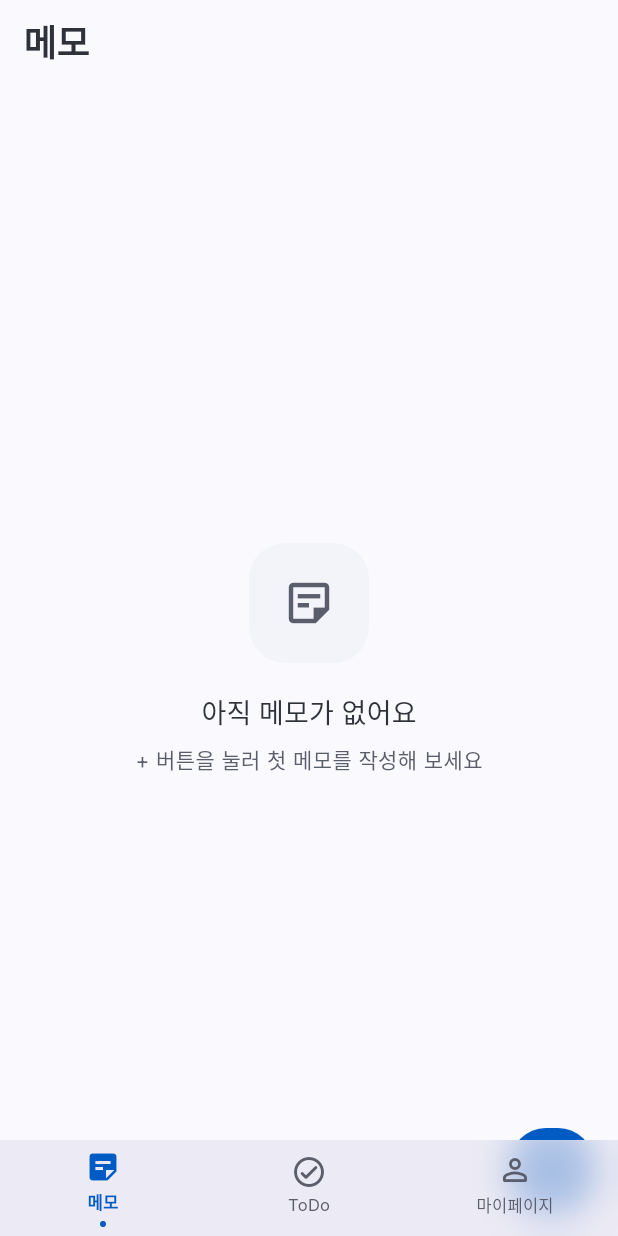
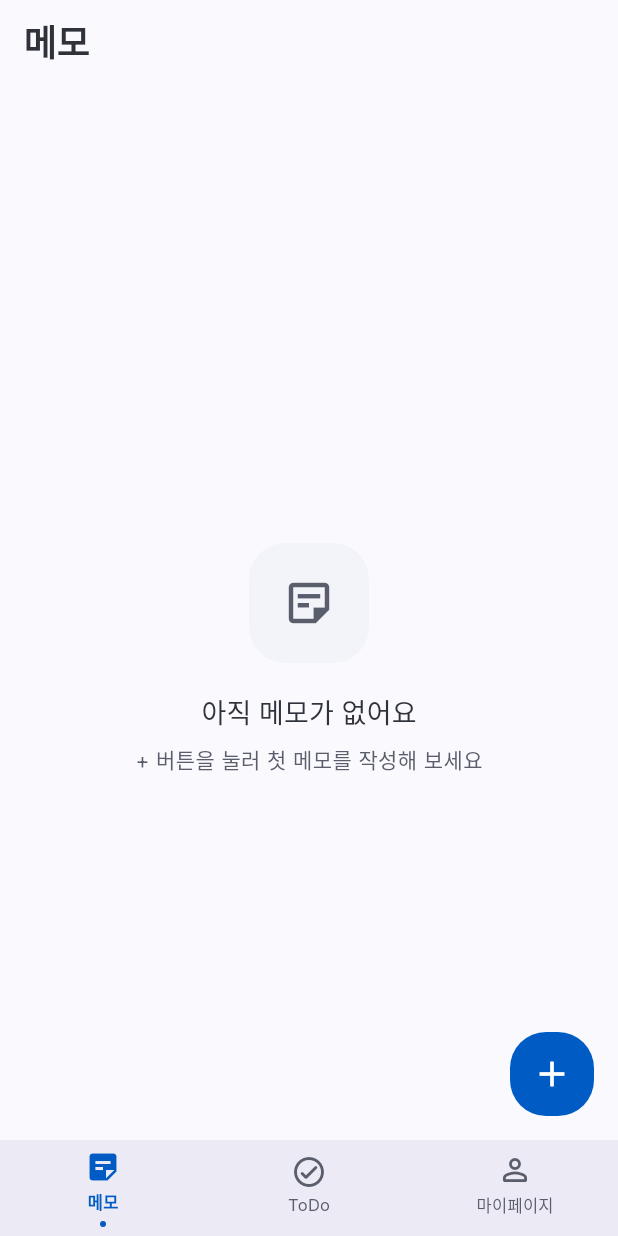
Before and after one commit to jeonhl7579/memotd, a Flutter app: the screen it shows after launch, on a phone screen of 412 x 824 dp. Run offline on Flutter 3.47's test engine with Material 3 defaults, Android fonts, the phone set to English and light mode, and no system bars; our stand-ins replace flutter_riverpod, go_router, google_fonts.

Commit message:
fix : floating action button location fix : screen custom scroll view -> column

```diff
--- a/lib/features/notes/screens/note_list_screen.dart
+++ b/lib/features/notes/screens/note_list_screen.dart
@@ -11,32 +11,8 @@ class NoteListScreen extends ConsumerWidget {
 
     return Scaffold(
       backgroundColor: cs.surface,
-      body: CustomScrollView(
-        slivers: [
-          SliverAppBar(
-            floating: true,
-            snap: true,
-            backgroundColor: cs.surface,
-            surfaceTintColor: Colors.transparent,
-            elevation: 0,
-            scrolledUnderElevation: 0,
-            title: Text(
-              '메모',
-              style: theme.textTheme.headlineSmall,
-            ),
-          ),
-          const SliverFillRemaining(
-            child: Center(
-              child: _EmptyNoteState(),
-            ),
-          ),
-        ],
-      ),
-      floatingActionButton: FloatingActionButton(
-        onPressed: () {},
-        elevation: 0,
-        child: const Icon(Icons.add, size: 28),
-      ),
+      appBar: AppBar(title: Text('메모', style: theme.textTheme.headlineSmall)),
+      body: const Center(child: _EmptyNoteState()),
     );
   }
 }
@@ -68,9 +44,7 @@ class _EmptyNoteState extends ConsumerWidget {
         const SizedBox(height: 20),
         Text(
           '아직 메모가 없어요',
-          style: theme.textTheme.titleMedium?.copyWith(
-            color: cs.onSurface,
-          ),
+          style: theme.textTheme.titleMedium?.copyWith(color: cs.onSurface),
         ),
         const SizedBox(height: 8),
         Text(
--- a/lib/shared/widgets/main_shell.dart
+++ b/lib/shared/widgets/main_shell.dart
@@ -12,9 +12,22 @@ class MainShell extends ConsumerWidget {
 
   @override
   Widget build(BuildContext context, WidgetRef ref) {
+    final showFab = navigationShell.currentIndex < 2; // 메모·ToDo 탭에서만 표시
+
     return Scaffold(
       extendBody: true, // 바텀 네비 영역까지 body 확장 (blur 위해 필요)
+
       body: navigationShell,
+      // FAB 을 bottomNavigationBar 와 같은 Scaffold 에 두면
+      // Flutter 가 자동으로 네비바 위에 올바르게 배치한다.
+      floatingActionButton: showFab
+          ? FloatingActionButton(
+              onPressed: () {},
+              elevation: 0,
+              child: const Icon(Icons.add, size: 28),
+            )
+          : null,
+      floatingActionButtonLocation: FloatingActionButtonLocation.endFloat,
       bottomNavigationBar: _GlassNavBar(
         currentIndex: navigationShell.currentIndex,
         onTap: (index) => navigationShell.goBranch(
@@ -61,10 +74,7 @@ const _navItems = [
 // ── Glassmorphism bottom navigation bar ──────────────────────────────────────
 
 class _GlassNavBar extends ConsumerWidget {
-  const _GlassNavBar({
-    required this.currentIndex,
-    required this.onTap,
-  });
+  const _GlassNavBar({required this.currentIndex, required this.onTap});
 
   final int currentIndex;
   final ValueChanged<int> onTap;
@@ -131,10 +141,8 @@ class _NavTile extends ConsumerWidget {
           // Icon
           AnimatedSwitcher(
             duration: const Duration(milliseconds: 180),
-            transitionBuilder: (child, anim) => ScaleTransition(
-              scale: anim,
-              child: child,
-            ),
+            transitionBuilder: (child, anim) =>
+                ScaleTransition(scale: anim, child: child),
             child: Icon(
               isActive ? item.activeIcon : item.icon,
               key: ValueKey(isActive),
```
Also changed, not shown: lib/core/router/app_router.dart (+7 -13 lines), lib/features/mypage/screens/mypage_screen.dart (+3 -20 lines), lib/features/todos/screens/todo_screen.dart (+3 -29 lines).
